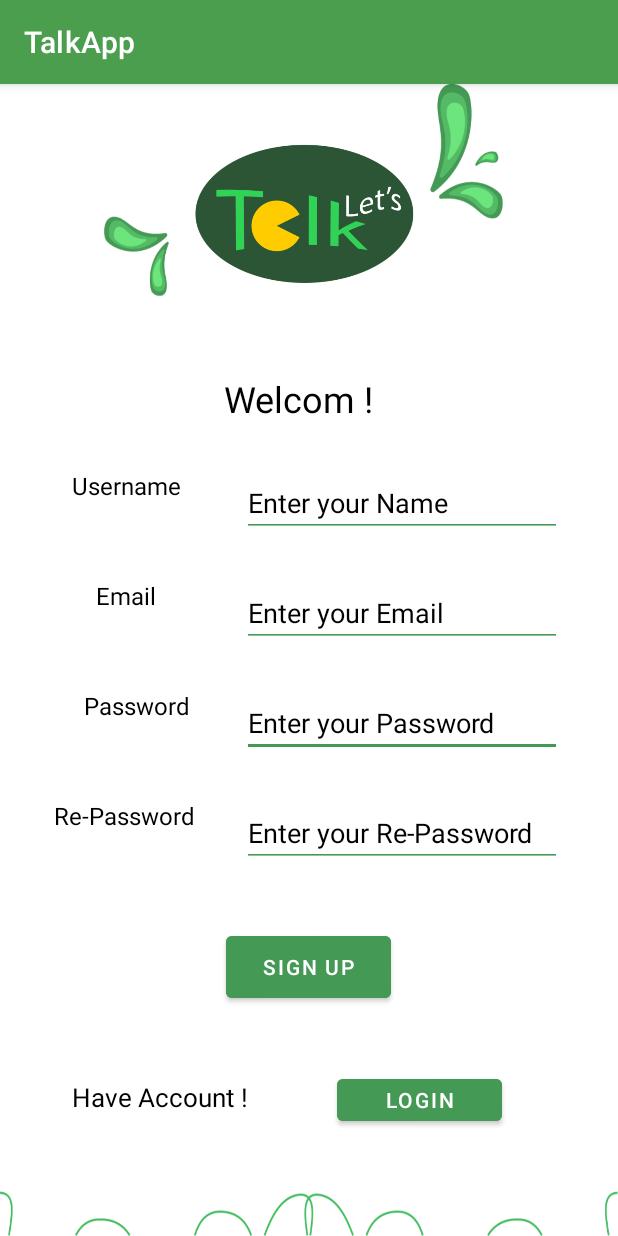
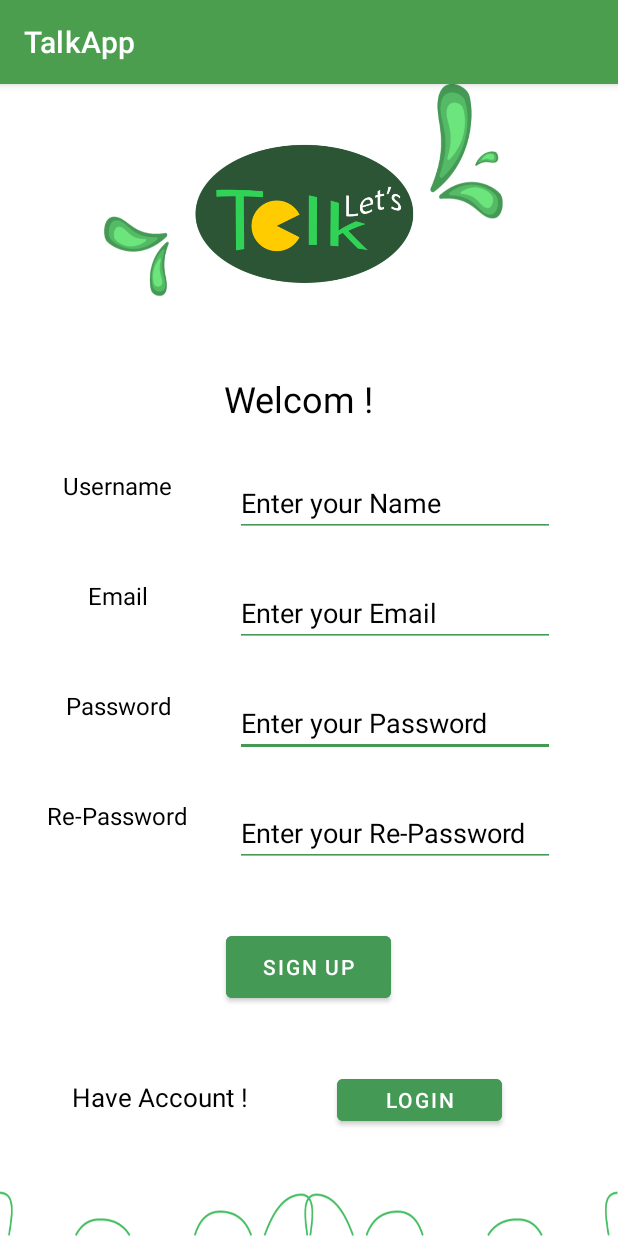
Before and after one commit to yurid02/TalkApp, an Android app: the screen it shows after launch (MainActivity), on a phone screen of 412 x 824 dp. Run offline under Robolectric (Android 15) with nearby library versions, the phone set to English and light mode, and no system bars; our stand-ins replace Firebase (no records; nobody signed in at launch, a user with empty details on screens opened directly).

Commit message:
Fix: login and signup layouts

```diff
--- a/app/src/main/res/layout/fragment_sign_up.xml
+++ b/app/src/main/res/layout/fragment_sign_up.xml
@@ -40,37 +40,37 @@
 
         <TextView
             android:id="@+id/tvUsername"
-            android:layout_width="80dp"
-            android:layout_height="27dp"
-            android:layout_marginStart="44dp"
+            android:layout_width="wrap_content"
+            android:layout_height="wrap_content"
             android:text="@string/name"
             android:textAlignment="center"
             android:textColor="@color/text_color"
             android:textSize="16sp"
+            app:layout_constraintEnd_toStartOf="@id/etUsername"
             app:layout_constraintStart_toStartOf="parent"
             app:layout_constraintTop_toTopOf="@+id/etUsername" />
 
         <TextView
             android:id="@+id/tvEmail"
-            android:layout_width="80dp"
-            android:layout_height="27dp"
-            android:layout_marginStart="44dp"
+            android:layout_width="wrap_content"
+            android:layout_height="wrap_content"
             android:text="@string/email"
             android:textAlignment="center"
             android:textColor="@color/text_color"
             android:textSize="16sp"
+            app:layout_constraintEnd_toStartOf="@id/etEmail"
             app:layout_constraintStart_toStartOf="parent"
             app:layout_constraintTop_toTopOf="@+id/etEmail" />
 
         <TextView
             android:id="@+id/tvPassword"
-            android:layout_width="78dp"
-            android:layout_height="27dp"
-            android:layout_marginStart="52dp"
+            android:layout_width="wrap_content"
+            android:layout_height="wrap_content"
             android:text="@string/password"
             android:textAlignment="center"
             android:textColor="@color/text_color"
             android:textSize="16sp"
+            app:layout_constraintEnd_toStartOf="@id/etPassword"
             app:layout_constraintStart_toStartOf="parent"
             app:layout_constraintTop_toTopOf="@+id/etPassword" />
 
@@ -119,12 +119,12 @@
         <TextView
             android:id="@+id/tvRePassword"
             android:layout_width="wrap_content"
-            android:layout_height="27dp"
-            android:layout_marginStart="36dp"
+            android:layout_height="wrap_content"
             android:text="@string/re_password"
             android:textAlignment="center"
             android:textColor="@color/text_color"
             android:textSize="16sp"
+            app:layout_constraintEnd_toStartOf="@id/etRePassword"
             app:layout_constraintStart_toStartOf="parent"
             app:layout_constraintTop_toTopOf="@+id/etRePassword" />
 
```
Also changed, not shown: app/src/main/res/layout/fragment_log_in.xml (+6 -7 lines).
